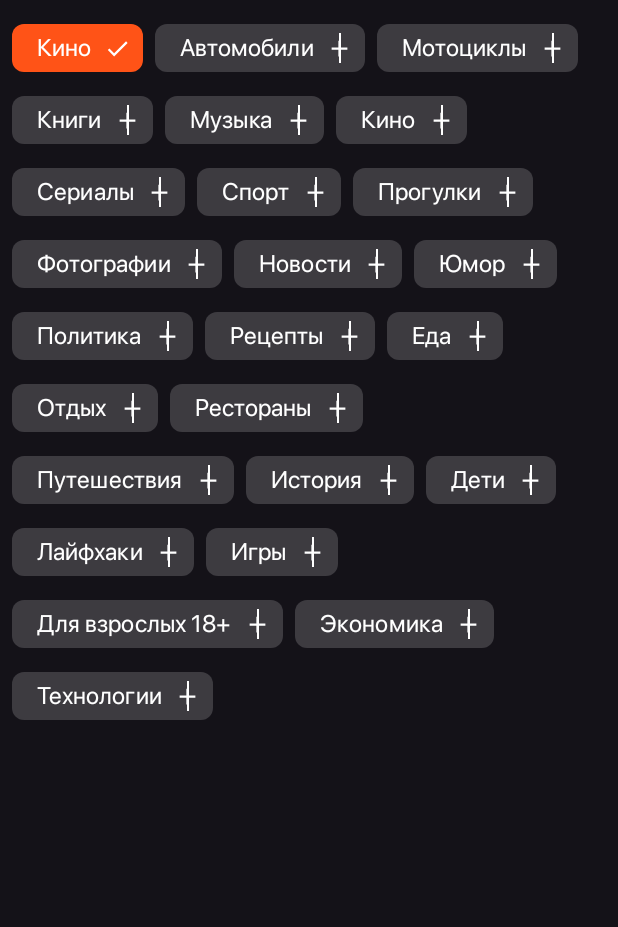
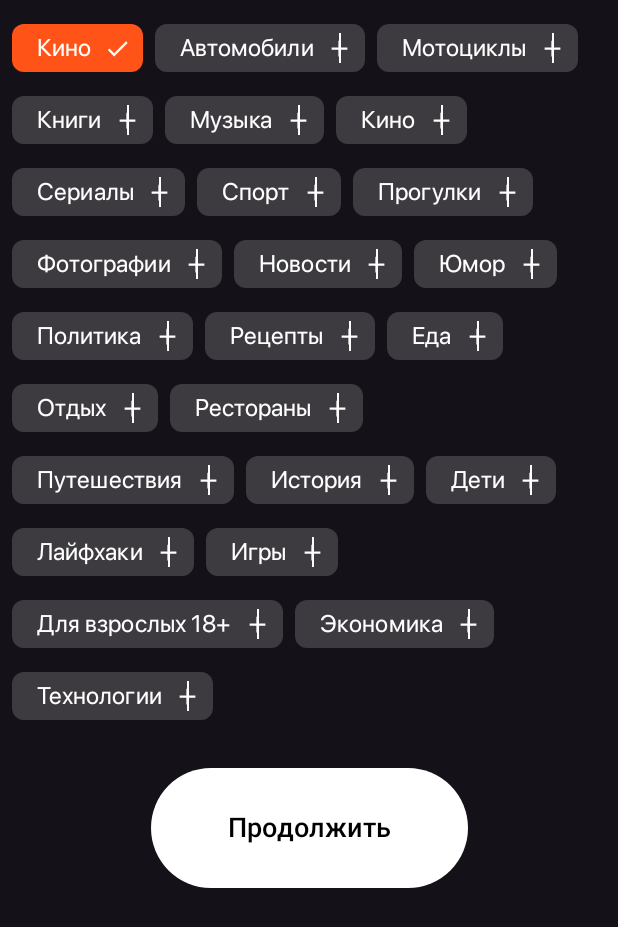
Before and after one commit to ShamsutOFF/AppForVKCup2022, an Android app built with Jetpack Compose: the screen it shows after launch (MainActivity), after a tap on "Кино", on a phone screen of 412 x 824 dp. Shown: the top 927 px of the screen. Run offline under Robolectric (Android 15) with nearby library versions, the phone set to English and light mode, and no system bars; our stand-ins replace accompanist.

Commit message:
добавил нижнюю кнопку

```diff
--- a/app/src/main/java/com/example/myfirststageappforvkcup2022/MainActivity.kt
+++ b/app/src/main/java/com/example/myfirststageappforvkcup2022/MainActivity.kt
@@ -1,6 +1,9 @@
+@file:Suppress("OPT_IN_IS_NOT_ENABLED")
+
 package com.example.myfirststageappforvkcup2022
 
 import android.os.Bundle
+import android.widget.Toast
 import androidx.activity.ComponentActivity
 import androidx.activity.compose.setContent
 import androidx.compose.foundation.layout.*
@@ -9,10 +12,16 @@ import androidx.compose.material.icons.Icons
 import androidx.compose.material.icons.filled.Add
 import androidx.compose.material.icons.filled.Done
 import androidx.compose.material3.*
-import androidx.compose.runtime.*
+import androidx.compose.runtime.Composable
+import androidx.compose.runtime.getValue
+import androidx.compose.runtime.mutableStateOf
 import androidx.compose.runtime.saveable.rememberSaveable
+import androidx.compose.runtime.setValue
+import androidx.compose.ui.Alignment
 import androidx.compose.ui.Modifier
 import androidx.compose.ui.draw.alpha
+import androidx.compose.ui.graphics.Color
+import androidx.compose.ui.platform.LocalContext
 import androidx.compose.ui.res.dimensionResource
 import androidx.compose.ui.text.font.Font
 import androidx.compose.ui.text.font.FontFamily
@@ -26,6 +35,7 @@ import com.example.myfirststageappforvkcup2022.ui.theme.White
 import com.google.accompanist.flowlayout.FlowRow
 
 private const val TAG = "@@@ MainActivity"
+private val categories = mutableListOf<String>()
 
 class MainActivity : ComponentActivity() {
     override fun onCreate(savedInstanceState: Bundle?) {
@@ -48,11 +58,42 @@ private fun MainScreen() {
             item {
                 FlowRow(
                     modifier = Modifier
-                    .padding(dimensionResource(R.dimen.padding_small))
+                        .padding(dimensionResource(R.dimen.padding_small))
                 ) {
                     CreateChips()
+                    DrawButton()
                 }
             }
+        }
+    }
+}
+
+@Composable
+fun DrawButton() {
+    val context = LocalContext.current
+    Box(modifier = Modifier.fillMaxWidth(), contentAlignment = Alignment.Center) {
+        Button(
+//            enabled = categories.isNotEmpty(),
+            onClick = {
+                Toast.makeText(context, "Вы выбрали: $categories", Toast.LENGTH_SHORT).show()
+            },
+            colors = ButtonDefaults.buttonColors(containerColor = White),
+            modifier = Modifier
+                .padding(
+                    dimensionResource(R.dimen.padding_zero),
+                    dimensionResource(R.dimen.padding_big),
+                    dimensionResource(R.dimen.padding_zero),
+                    dimensionResource(R.dimen.padding_zero)
+                )
+                .height(80.dp)
+                .width(211.dp),
+        ) {
+            Text(
+                fontSize = 18.sp,
+                color = Color.Black,
+                text = "Продолжить",
+                textAlign = TextAlign.Center
+            )
         }
     }
 }
@@ -62,7 +103,6 @@ fun CreateChips() {
     val categoriesList = getListOfCategories()
     categoriesList.forEach { DrawCheckbox(it) }
 }
-
 
 @OptIn(ExperimentalMaterial3Api::class)
 @Composable
@@ -87,7 +127,11 @@ private fun DrawCheckbox(category: String) {
         ),
         border = null,
         selected = selected,
-        onClick = { selected = !selected },
+        onClick = {
+            selected = !selected
+            if (selected) categories.add(category)
+            else categories.remove(category)
+        },
         label = {
             Text(
                 fontSize = 16.sp,
--- a/app/src/main/res/values/dimens.xml
+++ b/app/src/main/res/values/dimens.xml
@@ -3,4 +3,5 @@
     <dimen name="padding_zero">0dp</dimen>
     <dimen name="padding_small">8dp</dimen>
     <dimen name="padding_medium">16dp</dimen>
+    <dimen name="padding_big">24dp</dimen>
 </resources>
```
